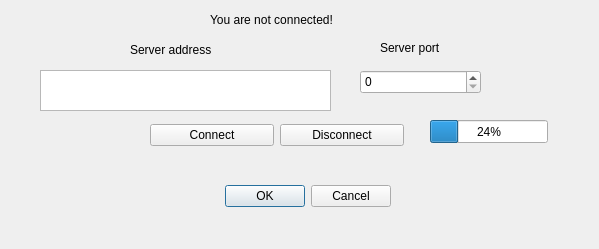
This is CheckersClient/connectiondialog.ui in PiotrJTomaszewski/SK2_Projekt as Qt 5 draws it before an edit. The edited form follows.
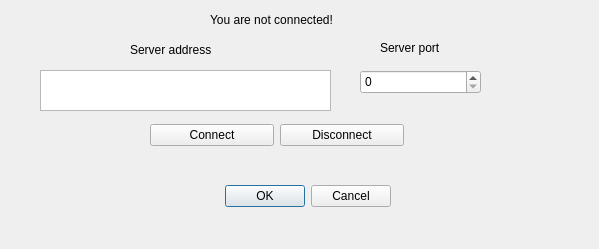
This is the edited form.

```diff
--- a/CheckersClient/connectiondialog.ui
+++ b/CheckersClient/connectiondialog.ui
@@ -120,19 +120,6 @@
     <number>99999</number>
    </property>
   </widget>
-  <widget class="QProgressBar" name="connectionProgress">
-   <property name="geometry">
-    <rect>
-     <x>430</x>
-     <y>120</y>
-     <width>118</width>
-     <height>23</height>
-    </rect>
-   </property>
-   <property name="value">
-    <number>24</number>
-   </property>
-  </widget>
  </widget>
  <resources/>
  <connections>
```
